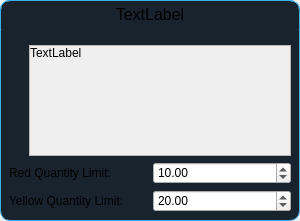
TheCodingJsoftware/Invigo, file ui/set_custom_limit_dialog.ui: the form before one commit.
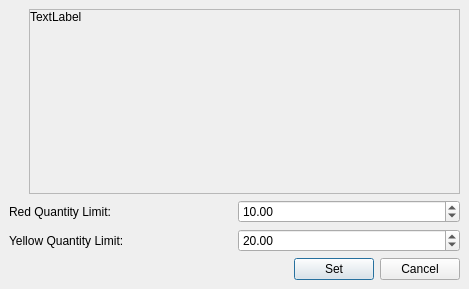
The form after the commit.

```diff
--- a/ui/set_custom_limit_dialog.ui
+++ b/ui/set_custom_limit_dialog.ui
@@ -6,8 +6,8 @@
    <rect>
     <x>0</x>
     <y>0</y>
-    <width>300</width>
-    <height>221</height>
+    <width>469</width>
+    <height>289</height>
    </rect>
   </property>
   <property name="windowTitle">
@@ -38,16 +38,9 @@
       <bool>false</bool>
      </property>
      <property name="styleSheet">
-      <string notr="true">QWidget#widget{
-	border-top-left-radius:10px;
-	border-bottom-left-radius:10px;
-	border-top-right-radius:10px;
-	border-bottom-right-radius:10px;
-	border: 1px solid #3daee9;
-	background-color: #19232D;
-}</string>
+      <string notr="true"/>
      </property>
-     <layout class="QVBoxLayout" name="verticalLayout_3" stretch="0,0">
+     <layout class="QVBoxLayout" name="verticalLayout_3" stretch="0">
       <property name="leftMargin">
        <number>0</number>
       </property>
@@ -60,47 +53,6 @@
       <property name="bottomMargin">
        <number>0</number>
       </property>
-      <item>
-       <widget class="QLabel" name="lblTitle">
-        <property name="minimumSize">
-         <size>
-          <width>0</width>
-          <height>30</height>
-         </size>
-        </property>
-        <property name="maximumSize">
-         <size>
-          <width>16777215</width>
-          <height>16777215</height>
-         </size>
-        </property>
-        <property name="font">
-         <font>
-          <pointsize>12</pointsize>
-         </font>
-        </property>
-        <property name="styleSheet">
-         <string notr="true">border-top-left-radius:10px;
-border-top-right-radius:10px;
-border-bottom-left-radius:1px;
-border-bottom-right-radius:1px;
-border: 1px solid  #3daee9;
-border-bottom: none;</string>
-        </property>
-        <property name="frameShape">
-         <enum>QFrame::Box</enum>
-        </property>
-        <property name="frameShadow">
-         <enum>QFrame::Sunken</enum>
-        </property>
-        <property name="text">
-         <string>TextLabel</string>
-        </property>
-        <property name="alignment">
-         <set>Qt::AlignHCenter|Qt::AlignTop</set>
-        </property>
-       </widget>
-      </item>
       <item>
        <layout class="QVBoxLayout" name="verticalLayout">
         <property name="leftMargin">
@@ -154,8 +106,8 @@
               <rect>
                <x>0</x>
                <y>0</y>
-               <width>250</width>
-               <height>105</height>
+               <width>419</width>
+               <height>182</height>
               </rect>
              </property>
              <layout class="QVBoxLayout" name="verticalLayout_4">
@@ -188,6 +140,9 @@
                 <property name="alignment">
                  <set>Qt::AlignLeading|Qt::AlignLeft|Qt::AlignTop</set>
                 </property>
+                <property name="wordWrap">
+                 <bool>true</bool>
+                </property>
                </widget>
               </item>
              </layout>
@@ -250,7 +205,47 @@
          </layout>
         </item>
         <item>
-         <layout class="QHBoxLayout" name="buttonsLayout"/>
+         <layout class="QHBoxLayout" name="buttonsLayout">
+          <item>
+           <spacer name="horizontalSpacer">
+            <property name="orientation">
+             <enum>Qt::Horizontal</enum>
+            </property>
+            <property name="sizeHint" stdset="0">
+             <size>
+              <width>40</width>
+              <height>20</height>
+             </size>
+            </property>
+           </spacer>
+          </item>
+          <item>
+           <widget class="QPushButton" name="pushButton_set">
+            <property name="maximumSize">
+             <size>
+              <width>16777215</width>
+              <height>16777215</height>
+             </size>
+            </property>
+            <property name="text">
+             <string>Set</string>
+            </property>
+           </widget>
+          </item>
+          <item>
+           <widget class="QPushButton" name="pushButton_cancel">
+            <property name="maximumSize">
+             <size>
+              <width>16777215</width>
+              <height>16777215</height>
+             </size>
+            </property>
+            <property name="text">
+             <string>Cancel</string>
+            </property>
+           </widget>
+          </item>
+         </layout>
         </item>
        </layout>
       </item>
```
Left out of the diff: 11 changed lines with no effect on the pictures.
